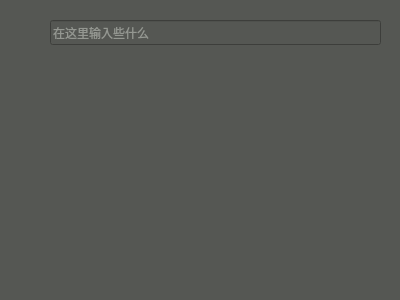
FangCunWuChang/DeepVocal-Mark-Tool, file DVMT/egg.ui: the form before one commit.
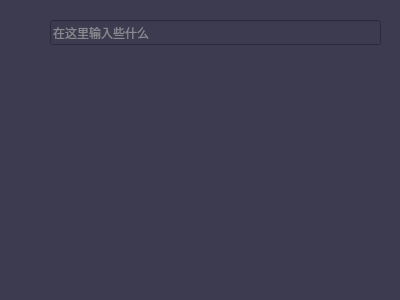
The form after the commit. Icons and pictures are not drawn.

```diff
--- a/DVMT/egg.ui
+++ b/DVMT/egg.ui
@@ -26,7 +26,7 @@
 }
 
 QWidget{
-	background-color: rgb(85, 87, 83);
+	background-color: rgb(61,59,79);
 	color: rgb(211, 215, 207);
 }</string>
   </property>
```
Left out of the diff: 4 changed lines with no effect on the pictures.
